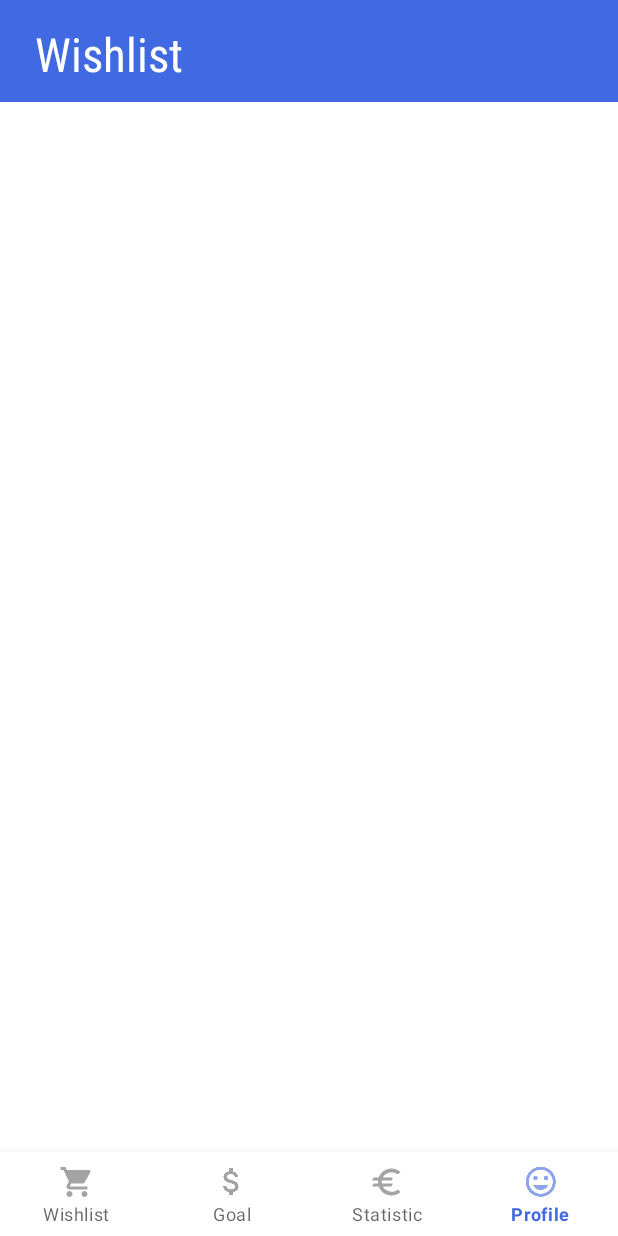
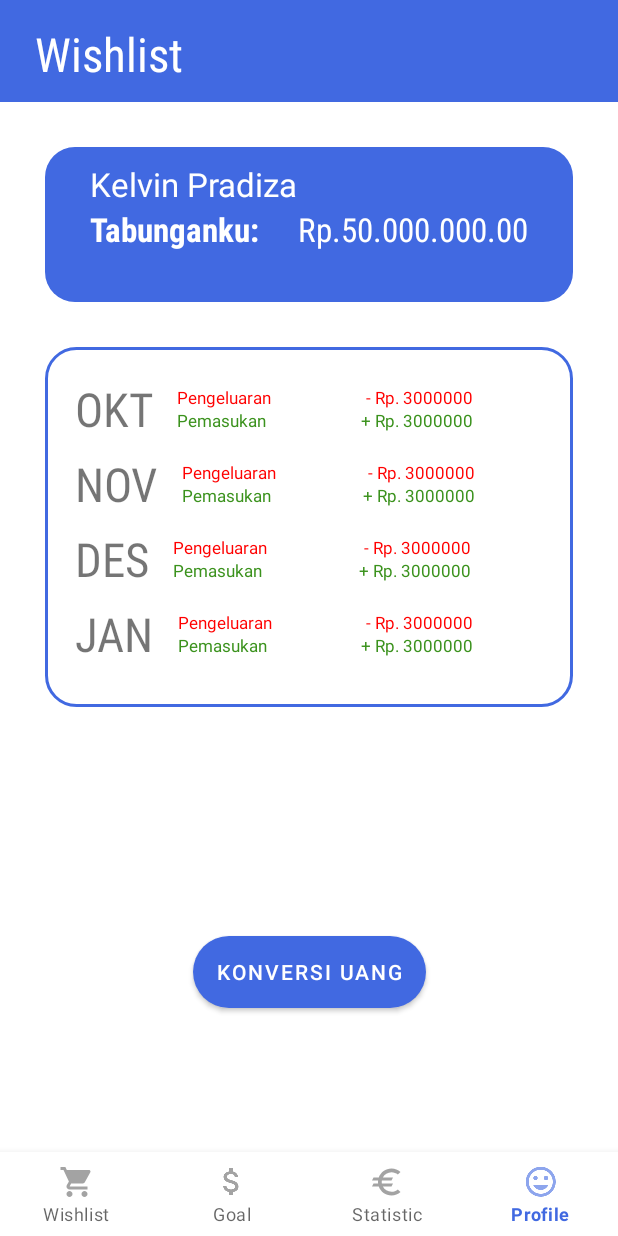
Before and after one commit to Diba15/TubesNabung, an Android app: the screen it shows after launch (MainActivity), item 4 of the bottom bar chosen, on a phone screen of 412 x 824 dp. Run offline under Robolectric (Android 15) with nearby library versions, the light colour scheme and no system bars; 2 statements that could not run were skipped.

Commit message:
update pada halaman profile

```diff
--- a/app/src/main/AndroidManifest.xml
+++ b/app/src/main/AndroidManifest.xml
@@ -9,7 +9,8 @@
         android:roundIcon="@mipmap/ic_launcher_round"
         android:supportsRtl="true"
         android:theme="@style/Theme.ContohPT2" >
-        <activity android:name=".MainActivity" >
+        <activity android:name=".MainActivity"
+            android:screenOrientation="portrait">
             <intent-filter>
                 <action android:name="android.intent.action.MAIN" />
 
--- /dev/null
+++ b/app/src/main/java/com/d3if2089/contohpt2/History.kt
@@ -0,0 +1,7 @@
+package com.d3if2089.contohpt2
+
+data class History (
+    val month: String,
+    val pengeluaran: Int,
+    val pemasukan: Int
+)
--- a/app/src/main/java/com/d3if2089/contohpt2/MainActivity.kt
+++ b/app/src/main/java/com/d3if2089/contohpt2/MainActivity.kt
@@ -14,13 +14,17 @@ import kotlinx.android.synthetic.main.activity_main.*
 
 class MainActivity : AppCompatActivity() {
 
+    private val wishlistFragment = WishlistFragment()
+    private val statisticFragment = StatisticFragment()
+    private val goalFragment = GoalFragment()
+    private val profileFragment = ProfileFragment()
     private lateinit var binding: ActivityMainBinding
 
     override fun onCreate(savedInstanceState: Bundle?) {
         super.onCreate(savedInstanceState)
         binding = ActivityMainBinding.inflate(layoutInflater)
+
         setContentView(binding.root)
-
         setSupportActionBar(binding.layoutToolbar)
 
         currentPage(WishlistFragment())
@@ -28,19 +32,19 @@ class MainActivity : AppCompatActivity() {
             when(item.itemId) {
                 R.id.wishlist -> {
                     binding.titleText?.text = getString(R.string.wishlist)
-                    currentPage(WishlistFragment())
+                    currentPage(wishlistFragment)
                 }
                 R.id.profile -> {
                     binding.titleText?.text = "Profile"
-                    currentPage(ProfileFragment())
+                    currentPage(profileFragment)
                 }
                 R.id.goal -> {
                     binding.titleText?.text = getString(R.string.goal)
-                    currentPage(GoalFragment())
+                    currentPage(goalFragment)
                 }
                 R.id.statistik -> {
                     binding.titleText?.text = getString(R.string.statistic)
-                    currentPage(StatisticFragment())
+                    currentPage(statisticFragment)
                 }
             }
             true
@@ -51,4 +55,6 @@ class MainActivity : AppCompatActivity() {
         replace(R.id.frame_layout, fragment)
         commit()
     }
+
+
 }
--- /dev/null
+++ b/app/src/main/java/com/d3if2089/contohpt2/MainAdapter.kt
@@ -0,0 +1,34 @@
+package com.d3if2089.contohpt2
+
+import android.view.LayoutInflater
+import android.view.ViewGroup
+import androidx.recyclerview.widget.RecyclerView
+import com.d3if2089.contohpt2.databinding.ListHistoryBinding
+
+class MainAdapter(private val data: List<History>):
+    RecyclerView.Adapter<MainAdapter.ViewHolder>() {
+
+    class ViewHolder(private val binding: ListHistoryBinding):
+        RecyclerView.ViewHolder(binding.root) {
+        fun bind(history: History) = with(binding) {
+            monthHistory.text =history.month
+            valuePemasukan.text = "+ Rp. " + history.pemasukan.toString()
+            valuePengeluaran.text = "- Rp. " + history.pengeluaran.toString()
+        }
+    }
+    override fun onCreateViewHolder(parent: ViewGroup, viewType: Int): MainAdapter.ViewHolder {
+        val inflater =LayoutInflater.from(parent.context)
+        val binding =ListHistoryBinding.inflate(inflater, parent, false)
+        return ViewHolder(binding)
+    }
+
+    override fun getItemCount(): Int {
+        return data.size
+    }
+
+    override fun onBindViewHolder(holder: MainAdapter.ViewHolder, position: Int) {
+        holder.bind(data[position])
+    }
+
+
+}
--- a/app/src/main/java/com/d3if2089/contohpt2/ui/ProfileFragment.kt
+++ b/app/src/main/java/com/d3if2089/contohpt2/ui/ProfileFragment.kt
@@ -5,7 +5,11 @@ import android.view.LayoutInflater
 import android.view.View
 import android.view.ViewGroup
 import androidx.fragment.app.Fragment
+import androidx.recyclerview.widget.DividerItemDecoration
+import androidx.recyclerview.widget.RecyclerView
+import com.d3if2089.contohpt2.History
 import com.d3if2089.contohpt2.MainActivity
+import com.d3if2089.contohpt2.MainAdapter
 import com.d3if2089.contohpt2.R
 import com.d3if2089.contohpt2.databinding.FragmentProfileBinding
 
@@ -38,8 +42,12 @@ class ProfileFragment : Fragment() {
         inflater: LayoutInflater, container: ViewGroup?,
         savedInstanceState: Bundle?
     ): View? {
-        // Inflate the layout for this fragment
-        return inflater.inflate(R.layout.fragment_profile, container, false)
+        binding = FragmentProfileBinding.inflate(layoutInflater, container , false)
+        with(binding.recyclerView) {
+            adapter = MainAdapter(getData())
+            setHasFixedSize(true)
+        }
+        return binding.root
     }
 
     companion object {
@@ -61,4 +69,13 @@ class ProfileFragment : Fragment() {
                 }
             }
     }
+
+    private fun getData(): List<History> {
+        return listOf(
+            History("OKT",3000000,3000000),
+            History("NOV",3000000, 3000000),
+            History("DES",3000000,3000000),
+            History("JAN",3000000,3000000)
+        )
+    }
 }
--- /dev/null
+++ b/app/src/main/res/drawable/radius_button.xml
@@ -0,0 +1,6 @@
+<?xml version="1.0" encoding="utf-8"?>
+<shape xmlns:android="http://schemas.android.com/apk/res/android">
+    <corners android:radius="200dp"/>
+    <solid android:color="@color/royal_blue"/>
+
+</shape>
--- /dev/null
+++ b/app/src/main/res/drawable/radius_history.xml
@@ -0,0 +1,5 @@
+<?xml version="1.0" encoding="utf-8"?>
+<shape xmlns:android="http://schemas.android.com/apk/res/android">
+    <corners android:radius="20dp"/>
+    <stroke android:width="2dp" android:color="@color/royal_blue"/>
+</shape>
--- /dev/null
+++ b/app/src/main/res/drawable/radius_view.xml
@@ -0,0 +1,6 @@
+<?xml version="1.0" encoding="utf-8"?>
+<shape xmlns:android="http://schemas.android.com/apk/res/android">
+    <corners android:radius="20dp"/>
+    <solid android:color="@color/royal_blue"/>
+
+</shape>
--- a/app/src/main/res/layout-v21/activity_main.xml
+++ b/app/src/main/res/layout-v21/activity_main.xml
@@ -44,7 +44,8 @@
         android:id="@+id/frame_layout"
         android:layout_width="match_parent"
         android:layout_height="match_parent"
-         android:layout_above="@id/bottom_navigation"/>
+        app:layout_constraintTop_toBottomOf="@id/layout_toolbar"
+        android:layout_above="@id/bottom_navigation"/>
 
 
 <!--    <androidx.coordinatorlayout.widget.CoordinatorLayout-->
--- a/app/src/main/res/layout/fragment_profile.xml
+++ b/app/src/main/res/layout/fragment_profile.xml
@@ -1,53 +1,89 @@
 <?xml version="1.0" encoding="utf-8"?>
-<FrameLayout xmlns:android="http://schemas.android.com/apk/res/android"
+<androidx.constraintlayout.widget.ConstraintLayout xmlns:android="http://schemas.android.com/apk/res/android"
     xmlns:tools="http://schemas.android.com/tools"
     android:layout_width="match_parent"
     android:layout_height="match_parent"
+    xmlns:app="http://schemas.android.com/apk/res-auto"
     tools:context=".ui.ProfileFragment">
 
-<!--    <androidx.appcompat.widget.Toolbar-->
-<!--        android:id="@+id/layout_toolbar"-->
-<!--        android:layout_width="match_parent"-->
-<!--        android:paddingLeft="7dp"-->
-<!--        android:paddingTop="7dp"-->
-<!--        android:paddingRight="7dp"-->
-<!--        android:paddingBottom="7dp"-->
-<!--        android:layout_height="105dp"-->
-<!--        android:background="@color/royal_blue">-->
+    <RelativeLayout
+        android:id="@+id/batas"
+        android:layout_width="match_parent"
+        android:layout_height="68dp"
+        app:layout_constraintTop_toTopOf="parent"/>
 
-<!--        <RelativeLayout-->
-<!--            android:layout_width="match_parent"-->
-<!--            android:paddingLeft="7dp"-->
-<!--            android:paddingTop="7dp"-->
-<!--            android:paddingRight="7dp"-->
-<!--            android:paddingBottom="7dp"-->
-<!--            android:layout_height="105dp">-->
+    <RelativeLayout
+        android:id="@+id/tabungan"
+        android:layout_width="match_parent"
+        android:layout_marginTop="30dp"
+        android:layout_marginLeft="30dp"
+        android:layout_marginRight="30dp"
+        android:layout_height="103dp"
+        android:paddingLeft="30dp"
+        android:paddingRight="30dp"
+        android:background="@drawable/radius_view"
+        app:layout_constraintTop_toBottomOf="@+id/batas">
 
-<!--            <TextView-->
-<!--                android:layout_width="wrap_content"-->
-<!--                android:layout_height="wrap_content"-->
-<!--                android:text="@string/logmo"-->
-<!--                android:fontFamily="sans-serif-condensed"-->
-<!--                android:textColor="@color/white"-->
-<!--                android:textSize="14pt" />-->
+        <TextView
+            android:layout_width="wrap_content"
+            android:layout_height="wrap_content"
+            android:paddingTop="10dp"
+            android:textSize="10pt"
+            android:textColor="@color/white"
+            android:text="@string/user_name" />
 
-<!--            <TextView-->
-<!--                android:layout_width="wrap_content"-->
-<!--                android:layout_height="wrap_content"-->
-<!--                android:layout_alignParentBottom="true"-->
-<!--                android:layout_alignParentEnd="true"-->
-<!--                android:fontFamily="sans-serif-condensed"-->
-<!--                android:text="@string/hello_user"-->
-<!--                android:textColor="@color/white"-->
-<!--                android:textSize="14pt" />-->
-<!--        </RelativeLayout>-->
+        <TextView
+            android:fontFamily="sans-serif-condensed"
+            android:textSize="10pt"
+            android:paddingTop="40dp"
+            android:layout_width="wrap_content"
+            android:textStyle="bold"
+            android:textColor="@color/white"
+            android:layout_height="wrap_content"
+            android:text="@string/tabunganku"/>
 
-<!--    </androidx.appcompat.widget.Toolbar>-->
+        <TextView
+            android:fontFamily="sans-serif-condensed"
+            android:textSize="10pt"
+            android:paddingTop="40dp"
+            android:textColor="@color/white"
+            android:layout_width="wrap_content"
+            android:layout_height="wrap_content"
+            android:layout_alignParentEnd="true"
+            android:text="@string/rp_50_000_000_00"/>
+
+    </RelativeLayout>
+
+    <RelativeLayout
+        android:id="@+id/history"
+        android:layout_width="match_parent"
+        android:layout_height="wrap_content"
+        android:layout_marginTop="30dp"
+        android:layout_marginLeft="30dp"
+        android:layout_marginRight="30dp"
+        android:padding="20dp"
+        android:background="@drawable/radius_history"
+        app:layout_constraintTop_toBottomOf="@+id/tabungan">
+
+        <androidx.recyclerview.widget.RecyclerView
+            android:id="@+id/recycler_view"
+            android:layout_width="match_parent"
+            android:layout_height="wrap_content"
+            app:layoutManager="androidx.recyclerview.widget.LinearLayoutManager"
+            tools:listitem="@layout/list_history"/>
+    </RelativeLayout>
+
+    <Button
+        android:id="@+id/button_konversi"
+        android:layout_width="wrap_content"
+        android:layout_height="wrap_content"
+        android:text="@string/konversi_uang"
+        app:layout_constraintTop_toBottomOf="@+id/history"
+        android:background="@drawable/radius_button"
+        app:layout_constraintBottom_toBottomOf="parent"
+        app:layout_constraintStart_toStartOf="parent"
+        app:layout_constraintEnd_toEndOf="parent"/>
 
     <!-- TODO: Update blank fragment layout -->
-<!--    <TextView-->
-<!--        android:layout_width="match_parent"-->
-<!--        android:layout_height="match_parent"-->
-<!--        android:text="@string/hello_profile" />-->
 
-</FrameLayout>
+</androidx.constraintlayout.widget.ConstraintLayout>
--- a/app/src/main/res/layout/fragment_statistic.xml
+++ b/app/src/main/res/layout/fragment_statistic.xml
@@ -1,38 +1,10 @@
 <?xml version="1.0" encoding="utf-8"?>
-<FrameLayout xmlns:android="http://schemas.android.com/apk/res/android"
+<androidx.constraintlayout.widget.ConstraintLayout xmlns:android="http://schemas.android.com/apk/res/android"
     xmlns:tools="http://schemas.android.com/tools"
     android:layout_width="match_parent"
     android:layout_height="match_parent"
     tools:context=".ui.StatisticFragment">
 
-    <!-- TODO: Update blank fragment layout -->
-<!--    <androidx.appcompat.widget.Toolbar-->
-<!--        android:id="@+id/layout_toolbar"-->
-<!--        android:layout_width="match_parent"-->
-<!--        android:layout_height="68dp"-->
-<!--        android:background="@color/royal_blue"-->
-<!--        android:paddingLeft="7dp"-->
-<!--        android:paddingTop="7dp"-->
-<!--        android:paddingRight="7dp"-->
-<!--        android:paddingBottom="7dp">-->
 
-<!--        <RelativeLayout-->
-<!--            android:layout_width="match_parent"-->
-<!--            android:paddingLeft="7dp"-->
-<!--            android:paddingTop="7dp"-->
-<!--            android:paddingRight="7dp"-->
-<!--            android:paddingBottom="7dp"-->
-<!--            android:layout_height="68dp">-->
 
-<!--            <TextView-->
-<!--                android:layout_width="wrap_content"-->
-<!--                android:layout_height="wrap_content"-->
-<!--                android:fontFamily="sans-serif-condensed"-->
-<!--                android:text="@string/statistic"-->
-<!--                android:textColor="@color/white"-->
-<!--                android:textSize="14pt" />-->
-<!--        </RelativeLayout>-->
-
-<!--    </androidx.appcompat.widget.Toolbar>-->
-
-</FrameLayout>
+</androidx.constraintlayout.widget.ConstraintLayout>
--- /dev/null
+++ b/app/src/main/res/layout/list_history.xml
@@ -0,0 +1,74 @@
+<?xml version="1.0" encoding="utf-8"?>
+<androidx.constraintlayout.widget.ConstraintLayout xmlns:android="http://schemas.android.com/apk/res/android"
+    xmlns:tools="http://schemas.android.com/tools"
+    xmlns:app="http://schemas.android.com/apk/res-auto"
+    android:layout_width="match_parent"
+    android:layout_height="wrap_content"
+    android:layout_marginBottom="8dp">
+
+    <TextView
+        android:id="@+id/month_history"
+        android:layout_width="wrap_content"
+        android:fontFamily="sans-serif-condensed"
+        android:textSize="14pt"
+        android:text="@string/okt"
+        android:layout_height="wrap_content"
+        app:layout_constraintStart_toStartOf="parent"
+        app:layout_constraintTop_toTopOf="parent"
+        app:layout_constraintBottom_toBottomOf="parent"/>
+
+    <TextView
+        android:id="@+id/text_pengeluaran"
+        android:layout_width="wrap_content"
+        android:layout_height="wrap_content"
+        android:textColor="@color/red"
+        android:textSize="5pt"
+        android:layout_marginStart="16dp"
+        android:text="@string/pengeluaran"
+        app:layout_constraintBottom_toBottomOf="@id/guideline"
+        app:layout_constraintStart_toEndOf="@id/month_history"/>
+
+    <TextView
+        android:id="@+id/value_pengeluaran"
+        android:layout_width="wrap_content"
+        android:layout_height="wrap_content"
+        android:layout_marginStart="16dp"
+        android:gravity="end"
+        android:textColor="@color/red"
+        android:textSize="5pt"
+        app:layout_constraintBottom_toBottomOf="@+id/guideline"
+        app:layout_constraintEnd_toEndOf="parent"
+        app:layout_constraintStart_toEndOf="@+id/text_pengeluaran"
+        tools:text="- Rp.30.000.000" />
+
+    <TextView
+        android:id="@+id/text_pemasukan"
+        android:layout_width="wrap_content"
+        android:layout_height="wrap_content"
+        android:textColor="@color/green"
+        android:textSize="5pt"
+        android:text="@string/pemasukan"
+        app:layout_constraintStart_toStartOf="@id/text_pengeluaran"
+        app:layout_constraintTop_toBottomOf="@id/guideline"/>
+
+    <TextView
+        android:id="@+id/value_pemasukan"
+        android:layout_width="wrap_content"
+        android:layout_height="wrap_content"
+        android:layout_marginStart="16dp"
+        android:gravity="end"
+        android:textColor="@color/green"
+        android:textSize="5pt"
+        app:layout_constraintTop_toBottomOf="@+id/guideline"
+        app:layout_constraintEnd_toEndOf="parent"
+        app:layout_constraintStart_toEndOf="@+id/text_pemasukan"
+        tools:text="+ Rp.30.000.000" />
+
+    <androidx.constraintlayout.widget.Guideline
+        android:id="@+id/guideline"
+        android:layout_width="wrap_content"
+        android:layout_height="wrap_content"
+        android:orientation="horizontal"
+        app:layout_constraintGuide_percent="0.5" />
+
+</androidx.constraintlayout.widget.ConstraintLayout>
--- a/app/src/main/res/values/colors.xml
+++ b/app/src/main/res/values/colors.xml
@@ -5,6 +5,8 @@
     <color name="purple_700">#FF3700B3</color>
     <color name="teal_200">#FF03DAC5</color>
     <color name="teal_700">#FF018786</color>
+    <color name="red">#FF0000</color>
+    <color name="green">#3B921D</color>
     <color name="black">#FF000000</color>
     <color name="white">#FFFFFFFF</color>
     <color name="royal_blue">#4169E1</color>
--- a/app/src/main/res/values/strings.xml
+++ b/app/src/main/res/values/strings.xml
@@ -11,4 +11,12 @@
     <string name="goal">Goal</string>
     <string name="statistic">Statistic</string>
     <string name="wishlist">Wishlist</string>
+    <string name="tabunganku">Tabunganku:</string>
+    <string name="rp_50_000_000_00">Rp.50.000.000.00</string>
+    <string name="okt">OKT</string>
+    <string name="pengeluaran">Pengeluaran</string>
+    <string name="pemasukan">Pemasukan</string>
+    <string name="konversi_uang">Konversi Uang</string>
+    <string name="value_pemasukan">Rp. </string>
+    <string name="user_name">Kelvin Pradiza</string>
 </resources>
```
